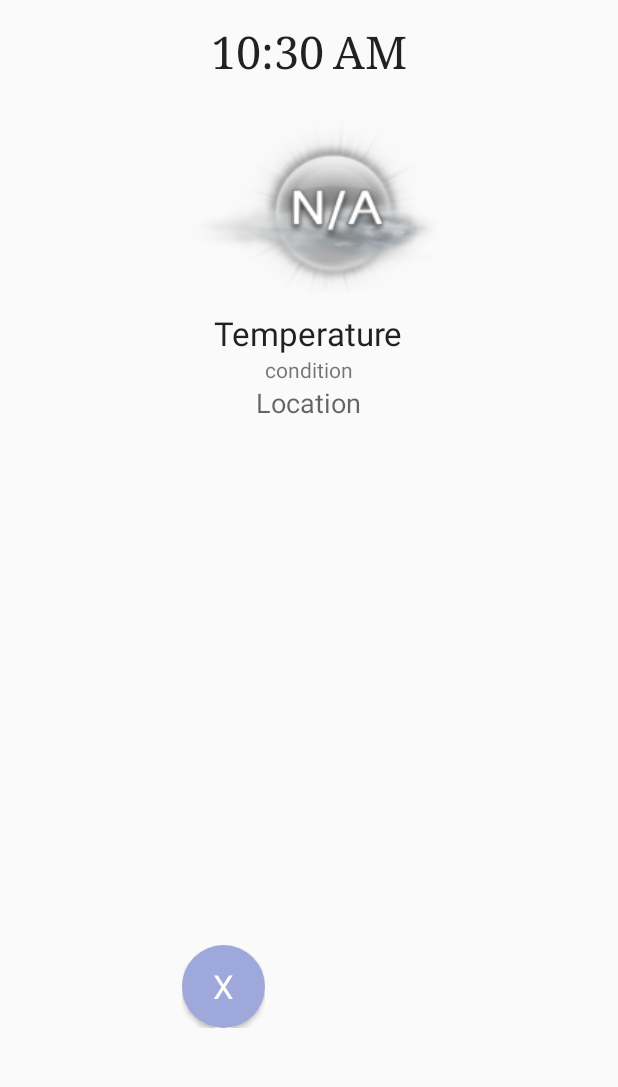
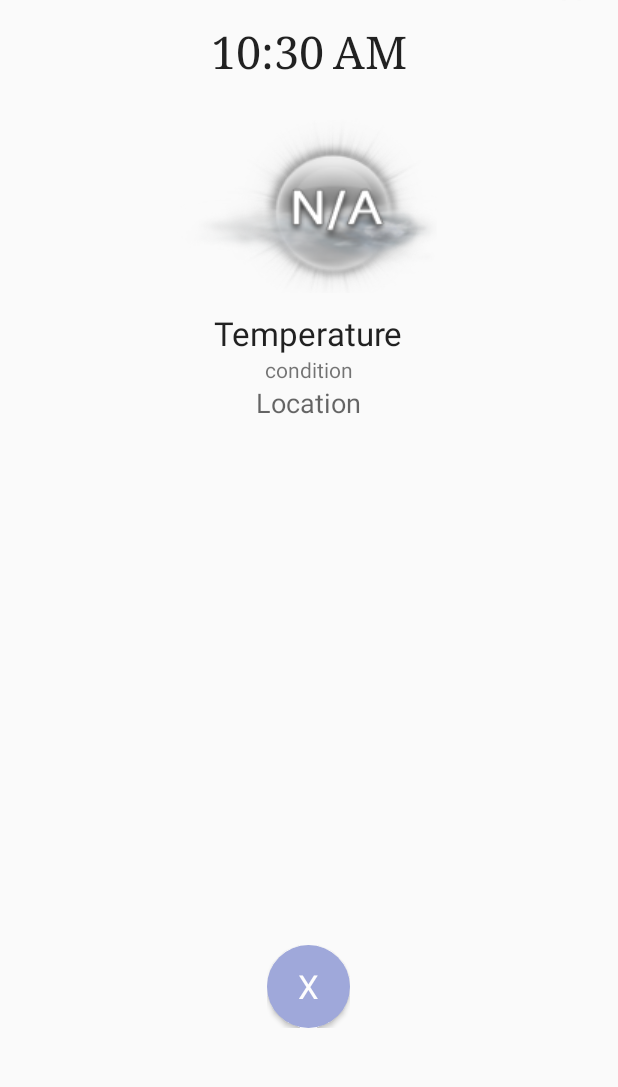
Before and after one commit to LuddeW/Chronopedia, an Android app: the screen it shows after launch (LandingActivity), on a phone screen of 412 x 824 dp, the part 128-1215 px from its top. Run offline under Robolectric (Android 15) with nearby library versions, the phone set to English and light mode, and no system bars.

Commit message:
Fixed the layout on the landingactivity a little

```diff
--- a/Chronopedia/app/src/main/res/layout/activity_landing.xml
+++ b/Chronopedia/app/src/main/res/layout/activity_landing.xml
@@ -73,12 +73,12 @@
 
     <TextView
         android:id="@+id/wikiTextView"
-        android:layout_width="wrap_content"
+        android:layout_width="200dp"
         android:layout_height="wrap_content"
+        android:layout_alignParentBottom="true"
+        android:layout_centerHorizontal="true"
         android:layout_marginBottom="170dp"
-        android:text="TextView"
-        android:layout_alignParentBottom="true"
-        android:layout_alignStart="@+id/conditionTextView" />
+        android:text="TextView" />
 
     <fragment
         android:id="@+id/fragmentStopAlarm"
@@ -88,6 +88,6 @@
         android:layout_marginBottom="53dp"
         tools:layout="@layout/fragment_stop_alarm"
         android:layout_alignParentBottom="true"
-        android:layout_alignEnd="@+id/wikiTextView" />
+        android:layout_centerHorizontal="true"/>
 
 </RelativeLayout>
```
